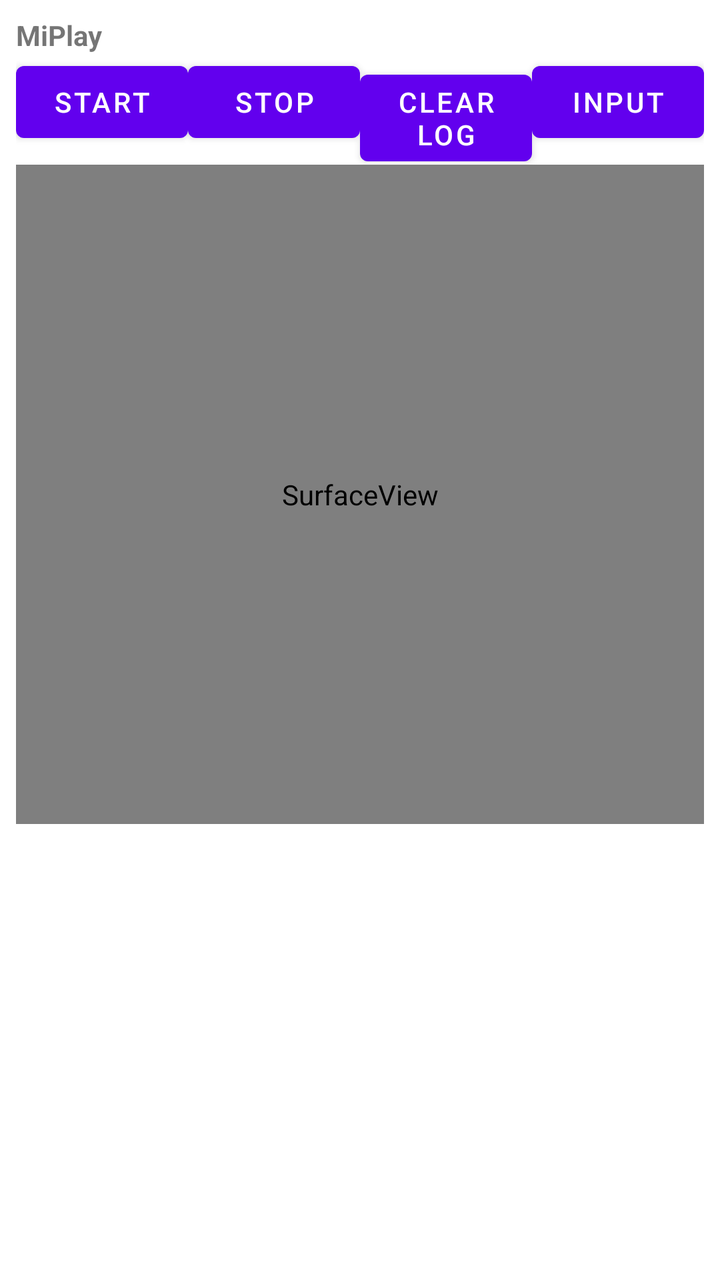
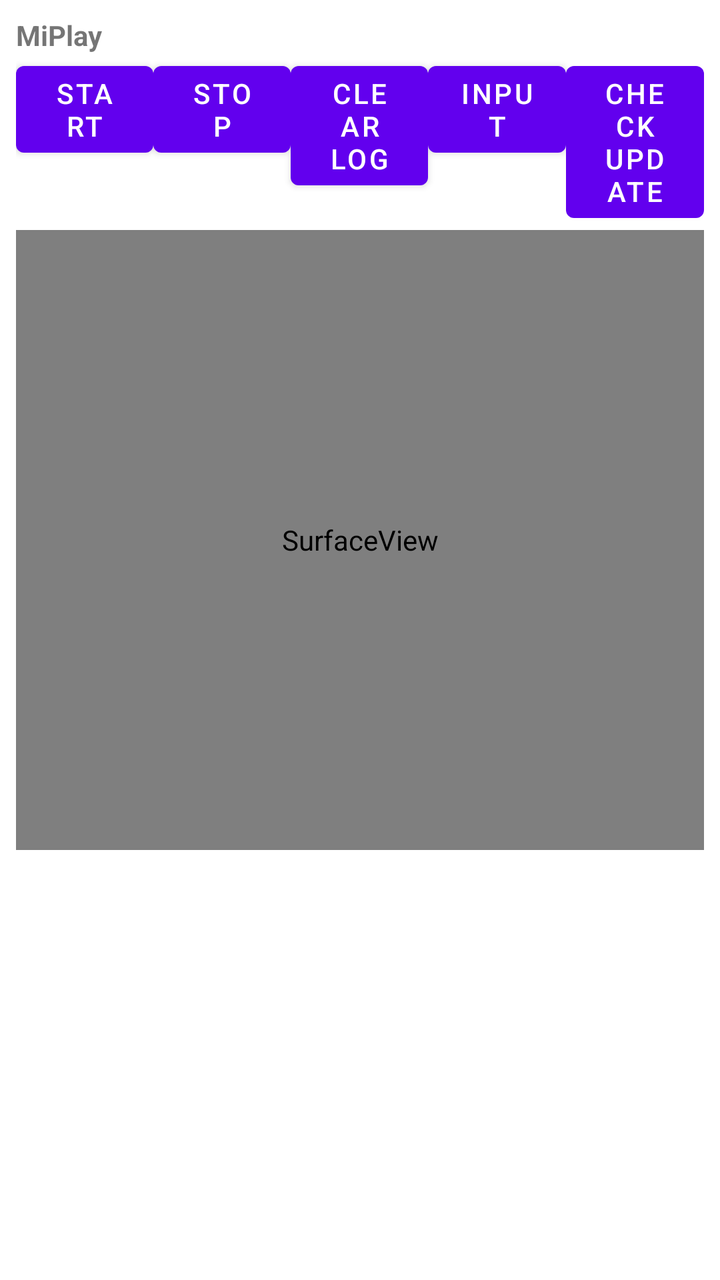

The first picture is an Android layout as it rendered before a commit; the second is the same layout after the commit. The layout source and the unified diff follow.
<!-- AndroidManifest.xml: fallback theme Theme.MaterialComponents.DayNight.NoActionBar -->
<!-- res/layout/activity_main.xml -->
<?xml version="1.0" encoding="utf-8"?>
<LinearLayout xmlns:android="http://schemas.android.com/apk/res/android"
    android:layout_width="match_parent" android:layout_height="match_parent"
    android:orientation="vertical" android:padding="8dp">

    <TextView android:id="@+id/status" android:layout_width="match_parent"
        android:layout_height="wrap_content" android:textSize="14sp"
        android:textStyle="bold" android:text="@string/app_name" />

    <LinearLayout android:layout_width="match_parent" android:layout_height="wrap_content"
        android:orientation="horizontal">
        <Button android:id="@+id/start" android:layout_width="0dp"
            android:layout_height="wrap_content" android:layout_weight="1" android:text="Start" />
        <Button android:id="@+id/stop" android:layout_width="0dp"
            android:layout_height="wrap_content" android:layout_weight="1" android:text="Stop" />
        <Button android:id="@+id/clear" android:layout_width="0dp"
            android:layout_height="wrap_content" android:layout_weight="1" android:text="Clear log" />
        <Button android:id="@+id/touch" android:layout_width="0dp"
            android:layout_height="wrap_content" android:layout_weight="1" android:text="Input" />
    </LinearLayout>

    <SurfaceView android:id="@+id/surface" android:layout_width="match_parent"
        android:layout_height="0dp" android:layout_weight="3" />

    <ScrollView android:id="@+id/scroll" android:layout_width="match_parent"
        android:layout_height="0dp" android:layout_weight="2">
        <TextView android:id="@+id/log" android:layout_width="match_parent"
            android:layout_height="wrap_content" android:textSize="10sp"
            android:typeface="monospace" />
    </ScrollView>
</LinearLayout>
<!-- resources referenced by this layout -->
<resources>
  <string name="app_name">MiPlay</string>
</resources>

<!-- the commit's change to res/layout/activity_main.xml (unified diff, before → after) -->
@@ -17,6 +17,8 @@
             android:layout_height="wrap_content" android:layout_weight="1" android:text="Clear log" />
         <Button android:id="@+id/touch" android:layout_width="0dp"
             android:layout_height="wrap_content" android:layout_weight="1" android:text="Input" />
+        <Button android:id="@+id/update" android:layout_width="0dp"
+            android:layout_height="wrap_content" android:layout_weight="1" android:text="Check update" />
     </LinearLayout>
 
     <SurfaceView android:id="@+id/surface" android:layout_width="match_parent"
